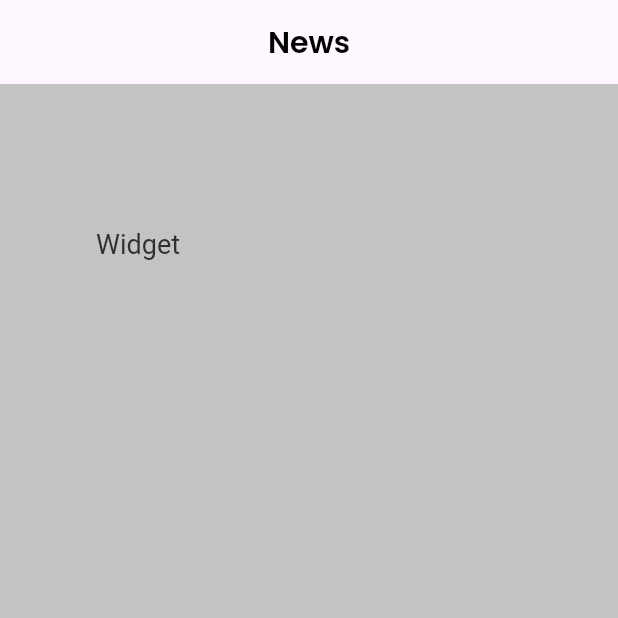
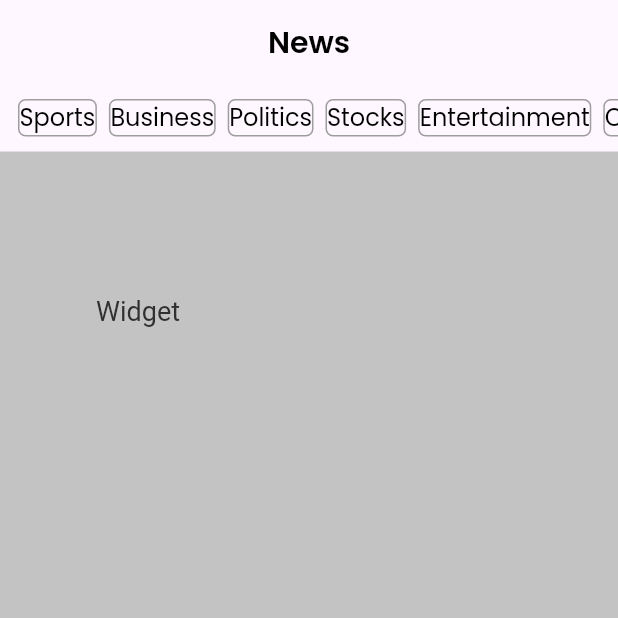
Before and after one commit to omkarsn151/news-app-flutter, a Flutter app: the screen it shows after launch, on a phone screen of 412 x 824 dp, the top half of it. Run offline on Flutter 3.47's test engine with Material 3 defaults, Android fonts, the phone set to English and light mode, and no system bars; our stand-ins replace dio, equatable, flutter_bloc, flutter_dotenv, google_fonts; network calls fail.

Commit message:
Implement category-based news fetching and UI components

```diff
--- a/lib/core/constants/api_constants/api_constants.dart
+++ b/lib/core/constants/api_constants/api_constants.dart
@@ -2,6 +2,4 @@ import 'package:flutter_dotenv/flutter_dotenv.dart';
 
 class ApiConstants {
   static String baseUrl = 'https://newsapi.org/v2/top-headlines?country=us&apiKey=${dotenv.env['API_KEY']}';
-  static const String keyword = '/top-headlines?';
-  static const String country = 'country=us&';
 }
--- a/lib/features/news/bloc/news_event.dart
+++ b/lib/features/news/bloc/news_event.dart
@@ -6,3 +6,11 @@ abstract class NewsEvent extends Equatable {
 }
 
 class FetchNews extends NewsEvent {}
+
+class FetchNewsByCategory extends NewsEvent {
+  final String category;
+  FetchNewsByCategory(this.category);
+
+  @override
+  List<Object?> get props => [category];
+}
--- a/lib/features/news/presentation/screens/news_list_screen.dart
+++ b/lib/features/news/presentation/screens/news_list_screen.dart
@@ -5,6 +5,7 @@ import 'package:news_app_flutter/features/news/bloc/news_bloc.dart';
 import 'package:news_app_flutter/features/news/bloc/news_event.dart';
 import 'package:news_app_flutter/features/news/bloc/news_state.dart';
 import 'package:news_app_flutter/features/news/presentation/screens/news_detail_screen.dart';
+import 'package:news_app_flutter/features/news/presentation/widgets/category_chips.dart';
 import 'package:news_app_flutter/features/news/presentation/widgets/news_tile.dart';
 import 'package:news_app_flutter/features/news/repository/news_repository.dart';
 
@@ -19,7 +20,14 @@ class NewsListScreen extends StatelessWidget {
         appBar: AppBar(
           title: CustomText(text: "News", fontSize: 20, fontWeight: FontWeight.w600,),
           centerTitle: true,),
-        body: BlocBuilder<NewsBloc, NewsState>(
+        body: SafeArea(
+          child: Column(
+            children: [
+              SizedBox(
+                width: double.infinity,
+                child: CategoryChips()),
+              Expanded(
+                child: BlocBuilder<NewsBloc, NewsState>(
                   builder: (context, state){
                     if (state is NewsLoading) {
                       return const Center(child: CircularProgressIndicator(),);
@@ -53,6 +61,10 @@ class NewsListScreen extends StatelessWidget {
                     return Center(child: Text("No data"),);
                   }),
               ),
+            ],
+          ),
+        ),
+      ),
     );
   }
 }
--- /dev/null
+++ b/lib/features/news/presentation/widgets/category_chips.dart
@@ -0,0 +1,39 @@
+import 'package:flutter/material.dart';
+import 'package:news_app_flutter/core/constants/common_widgets/custom_text.dart';
+import 'package:news_app_flutter/features/news/presentation/screens/news_by_category_list_screen.dart';
+
+class CategoryChips extends StatefulWidget {
+  const CategoryChips({super.key});
+
+  @override
+    State<CategoryChips> createState() => _CategoryChipsState();
+}
+
+class _CategoryChipsState extends State<CategoryChips> {
+  final List<String> categories = ['Sports', 'Business', 'Politics', 'Stocks', 'Entertainment', 'Crime'];
+
+  @override
+  Widget build(BuildContext context) {
+    return SingleChildScrollView(
+      scrollDirection: Axis.horizontal,
+      padding: const EdgeInsets.symmetric(horizontal: 8.0, vertical: 10.0),
+      child: Row(
+        children: categories.map((category) {
+          return Padding(
+            padding: const EdgeInsets.symmetric(horizontal: 4.0),
+            child: GestureDetector(
+              onTap: () => Navigator.push(context, MaterialPageRoute(builder: (context) => NewsByCategoryListScreen(category: category,),)),
+              child: Container(
+                decoration: BoxDecoration(
+                  border: Border.all(color: Colors.grey),
+                  borderRadius: BorderRadius.circular(5)
+                ),
+                child: CustomText(text: category),
+              ),
+            ),
+          );
+        }).toList(),
+      ),
+    );
+  }
+}
```
Also changed, not shown: lib/features/news/bloc/news_bloc.dart (+9 -0 lines), lib/features/news/presentation/screens/news_by_category_list_screen.dart (added, +77 -0 lines), lib/features/news/repository/news_repository.dart (+14 -0 lines). Lines whose indentation alone changed are shown as unchanged.
